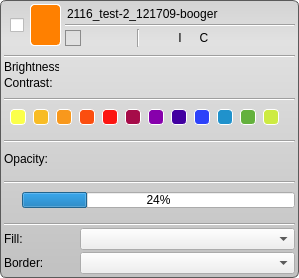
SCIInstitute/Seg3D, file src/Interface/AppInterface/LayerWidget.ui: the form before one commit.
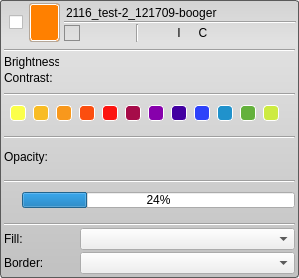
The form after the commit. Icons and pictures are not drawn.

The edit to the form file:
```diff
--- a/src/Interface/AppInterface/LayerWidget.ui
+++ b/src/Interface/AppInterface/LayerWidget.ui
@@ -16,7 +16,7 @@
   <property name="styleSheet">
    <string notr="true">QWidget#LayerWidget{
   background-color: rgba(255,255,255,0);
-  border-radius: 6px;
+  border-radius: 3px;
 }
 QWidget#header_{
   background-color: rgba(255,255,255,0);
@@ -24,7 +24,7 @@
 
 QWidget#base_{
   background-color: qlineargradient(spread:pad, x1:0.5, y1:0, x2:0.5, y2:0.960227, stop:0 rgba(211, 211, 211, 255), stop:0.155779 rgba(225, 225, 225, 255), stop:1 rgba(194, 194, 194, 255));
-  border-radius: 6px;
+  border-radius: 3px;
   border: 1px solid rgb(90, 90, 90);
 }
 
@@ -35,21 +35,22 @@
   background-color: rgba(243, 243, 243, 0);
 }
 
-QToolButton#activate_button_{
+QPushButton#activate_button_{
   background-color: rgba(0, 0, 0, 0);
   border: 1px solid rgba(0, 0, 0, 0);
-  border-radius: 4px;
+  border-radius: 3px;
+  margin-right: 4px;
   color: white;
 }
 
 
 QWidget#typeBackground_{
   background-color: rgb(255, 128, 0);
-  border-radius: 4px;
-  border: 1px solid white;
+  border-radius: 3px;
+  border: 1px solid rgba(165, 165, 165, 200);
 }
 QWidget#typeGradient_{
-  border-radius: 4px;
+  border-radius: 3px;
   border: 1px solid white;
 }
 
@@ -346,7 +347,7 @@
      <property name="minimumSize">
       <size>
        <width>0</width>
-       <height>51</height>
+       <height>45</height>
       </size>
      </property>
      <layout class="QVBoxLayout" name="verticalLayout_10">
@@ -358,12 +359,24 @@
       </property>
       <item>
        <widget class="QWidget" name="header_" native="true">
+        <property name="minimumSize">
+         <size>
+          <width>0</width>
+          <height>45</height>
+         </size>
+        </property>
+        <property name="maximumSize">
+         <size>
+          <width>16777215</width>
+          <height>45</height>
+         </size>
+        </property>
         <layout class="QHBoxLayout" name="horizontalLayout_4">
          <property name="spacing">
           <number>0</number>
          </property>
          <property name="margin">
-          <number>4</number>
+          <number>3</number>
          </property>
          <item>
           <widget class="QWidget" name="checkbox_widget_" native="true">
@@ -419,13 +432,13 @@
            <property name="minimumSize">
             <size>
              <width>31</width>
-             <height>42</height>
+             <height>39</height>
             </size>
            </property>
            <property name="maximumSize">
             <size>
              <width>31</width>
-             <height>42</height>
+             <height>39</height>
             </size>
            </property>
            <property name="mouseTracking">
@@ -436,7 +449,7 @@
              <number>0</number>
             </property>
             <property name="margin">
-             <number>0</number>
+             <number>1</number>
             </property>
             <item>
              <widget class="QWidget" name="typeGradient_" native="true">
@@ -448,14 +461,14 @@
               </property>
               <property name="minimumSize">
                <size>
-                <width>31</width>
-                <height>42</height>
+                <width>29</width>
+                <height>37</height>
                </size>
               </property>
               <property name="maximumSize">
                <size>
                 <width>31</width>
-                <height>42</height>
+                <height>37</height>
                </size>
               </property>
               <property name="mouseTracking">
@@ -465,54 +478,18 @@
                <property name="spacing">
                 <number>0</number>
                </property>
-               <property name="margin">
+               <property name="leftMargin">
+                <number>1</number>
+               </property>
+               <property name="topMargin">
                 <number>0</number>
                </property>
-               <item>
-                <widget class="QToolButton" name="activate_button_">
-                 <property name="minimumSize">
-                  <size>
-                   <width>0</width>
-                   <height>42</height>
-                  </size>
-                 </property>
-                 <property name="maximumSize">
-                  <size>
-                   <width>16777215</width>
-                   <height>42</height>
-                  </size>
-                 </property>
-                 <property name="font">
-                  <font>
-                   <pointsize>25</pointsize>
-                   <weight>75</weight>
-                   <bold>true</bold>
-                  </font>
-                 </property>
-                 <property name="mouseTracking">
-                  <bool>true</bool>
-                 </property>
-                 <property name="text">
-                  <string/>
-                 </property>
-                 <property name="icon">
-                  <iconset resource="Resources/AppInterface.qrc">
-                   <normaloff>:/Images/MaskWhite_shadow.png</normaloff>:/Images/MaskWhite_shadow.png</iconset>
-                 </property>
-                 <property name="iconSize">
-                  <size>
-                   <width>25</width>
-                   <height>25</height>
-                  </size>
-                 </property>
-                 <property name="checkable">
-                  <bool>false</bool>
-                 </property>
-                 <property name="autoRaise">
-                  <bool>false</bool>
-                 </property>
-                </widget>
-               </item>
+               <property name="rightMargin">
+                <number>1</number>
+               </property>
+               <property name="bottomMargin">
+                <number>0</number>
+               </property>
               </layout>
              </widget>
             </item>
@@ -521,9 +498,21 @@
          </item>
          <item>
           <widget class="QWidget" name="widget" native="true">
+           <property name="minimumSize">
+            <size>
+             <width>0</width>
+             <height>39</height>
+            </size>
+           </property>
+           <property name="maximumSize">
+            <size>
+             <width>16777215</width>
+             <height>39</height>
+            </size>
+           </property>
            <layout class="QVBoxLayout" name="verticalLayout">
             <property name="spacing">
-             <number>2</number>
+             <number>0</number>
             </property>
             <property name="leftMargin">
              <number>4</number>
```
